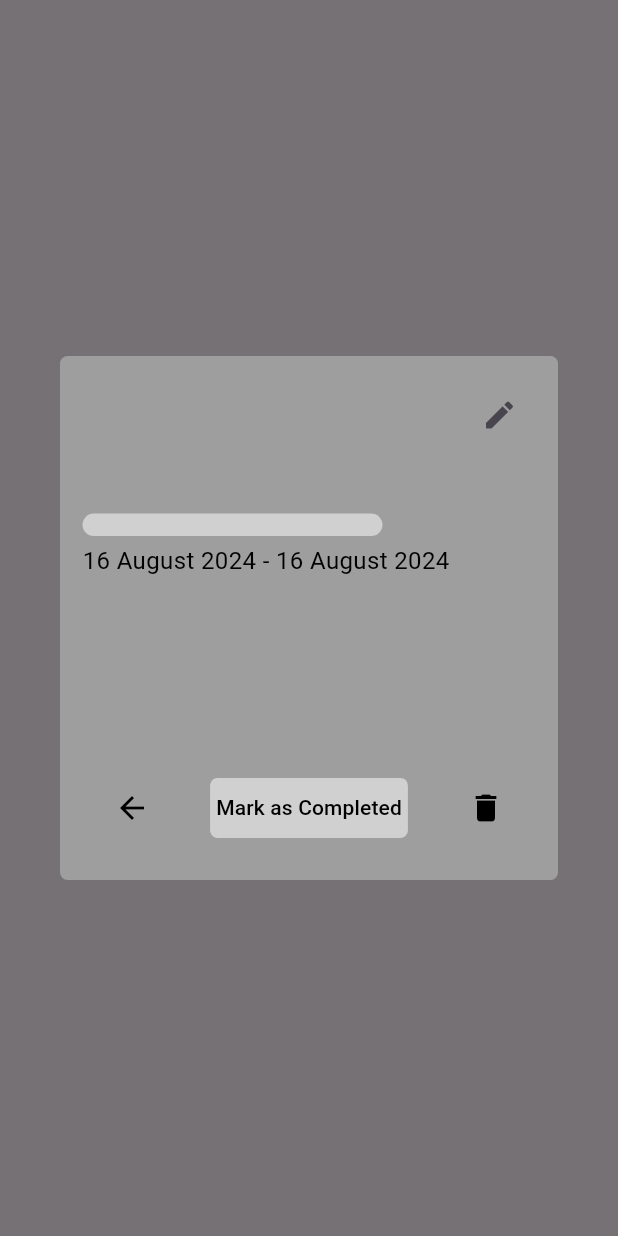
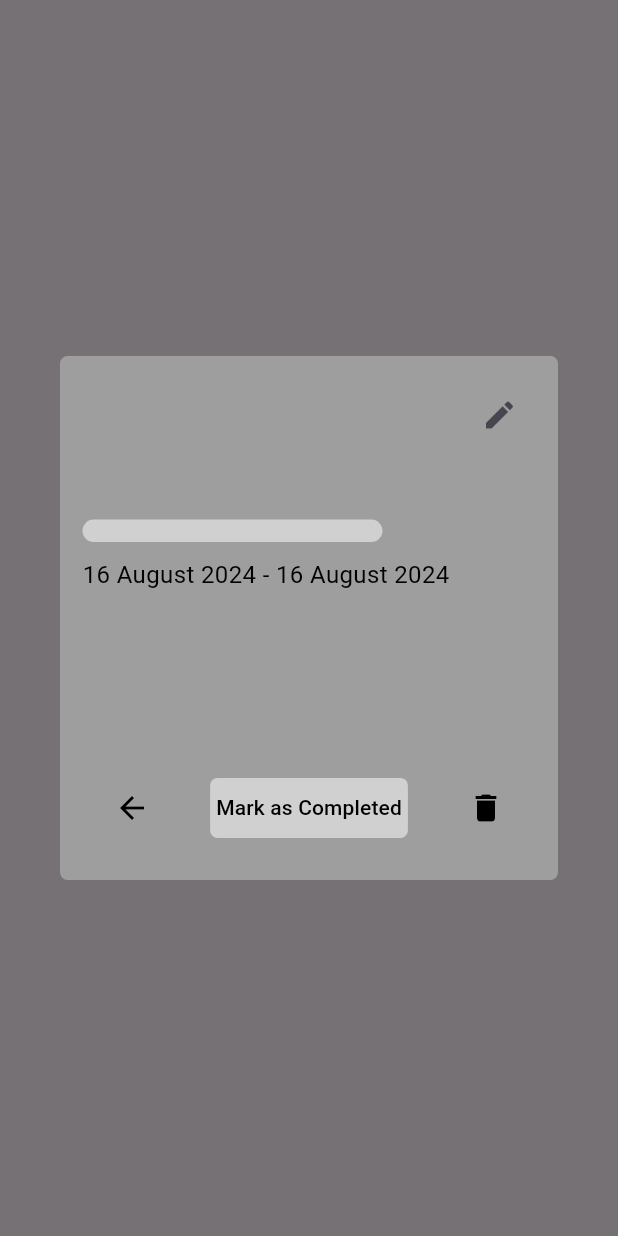
Before and after one commit to Fah4664/reminder-application, a Flutter app: what showTaskDetailsPopup() shows on an empty page, opened directly with empty values, on a phone screen of 412 x 824 dp. Run offline on Flutter 3.47's test engine with Material 3 defaults, Android fonts, the phone set to English and light mode, and no system bars; our stand-ins replace flutter_local_notifications.

Commit message:
Update task_details_popup.dart

```diff
--- a/lib/task_details_popup.dart
+++ b/lib/task_details_popup.dart
@@ -48,7 +48,7 @@ void showTaskDetailsPopup(BuildContext context, Task task, int index) {
                   ),
                 ],
               ),
-              const SizedBox(height: 8),
+              const SizedBox(height: 10),
               Text(
                 task.description,
                 style: const TextStyle(
@@ -56,7 +56,7 @@ void showTaskDetailsPopup(BuildContext context, Task task, int index) {
                   color: Color(0xFF000000), // เปลี่ยนสีข้อความให้เหมาะสมกับพื้นหลัง
                 ),
               ),
-              const SizedBox(height: 8),
+              const SizedBox(height: 10),
               Container(
                 width: 200,
                 height: 15,
@@ -76,7 +76,7 @@ void showTaskDetailsPopup(BuildContext context, Task task, int index) {
                   ),
                 ),
               ),
-              const SizedBox(height: 5),
+              const SizedBox(height: 10),
               Text(
                 formatDateRange(task.startDateTime, task.endDateTime),
                 style: const TextStyle(fontSize: 16, color: Color(0xFF000000)), // เปลี่ยนสีข้อความให้เหมาะสมกับพื้นหลัง
```
